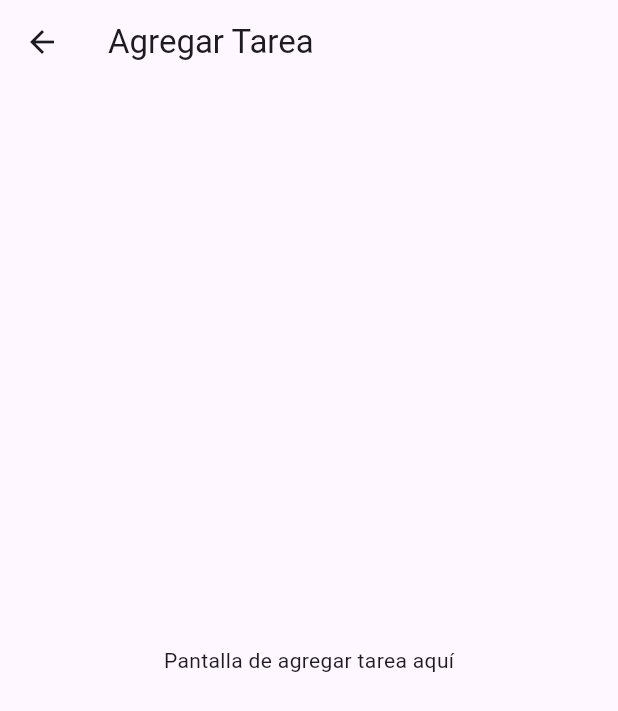
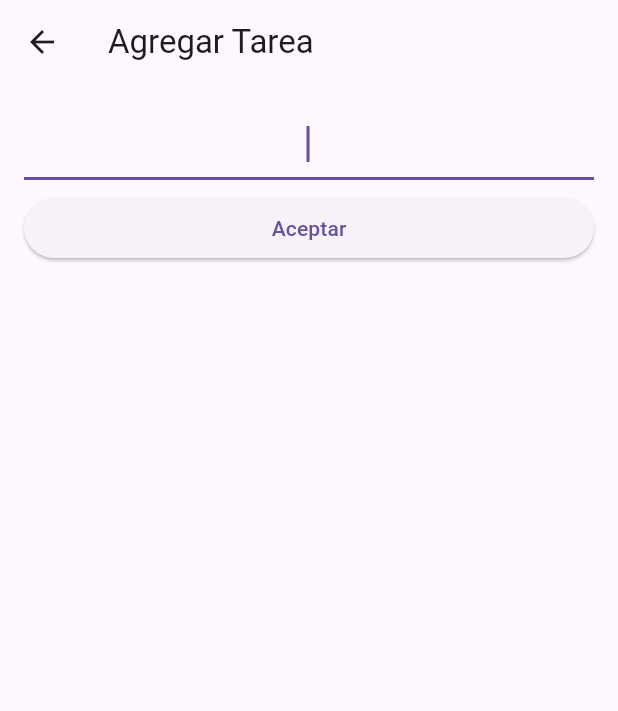
Before and after one commit to Igniz2001/to_do_list_flutter, a Flutter app: the screen it shows after launch, after a tap on the "add" icon, on a phone screen of 412 x 824 dp. Shown: the top 711 px of the screen. Run offline on Flutter 3.47's test engine with Material 3 defaults, Android fonts, the phone set to English and light mode, and no system bars.

Commit message:
Agregar tareas al ListView
pantalla add_task_screen implementada, todo_list_screen actualizado

```diff
--- a/lib/screens/add_task_screen.dart
+++ b/lib/screens/add_task_screen.dart
@@ -1,14 +1,40 @@
 import 'package:flutter/material.dart';
 
-class AddTaskScreen extends StatelessWidget {
+class AddTaskScreen extends StatefulWidget {
+  @override
+  _AddTaskScreenState createState() => _AddTaskScreenState();
+}
+
+class _AddTaskScreenState extends State<AddTaskScreen> {
+  late String newTaskTitle;
+
   @override
   Widget build(BuildContext context) {
     return Scaffold(
       appBar: AppBar(
         title: Text('Agregar Tarea'),
       ),
-      body: Center(
-        child: Text('Pantalla de agregar tarea aquí'),
+      body: Padding(
+        padding: EdgeInsets.all(16.0),
+        child: Column(
+          crossAxisAlignment: CrossAxisAlignment.stretch,
+          children: <Widget>[
+            TextField(
+              autofocus: true,
+              textAlign: TextAlign.center,
+              onChanged: (newValue) {
+                newTaskTitle = newValue;
+              },
+            ),
+            SizedBox(height: 8.0),
+            ElevatedButton(
+              onPressed: () {
+                Navigator.pop(context, newTaskTitle);
+              },
+              child: Text('Aceptar'),
+            ),
+          ],
+        ),
       ),
     );
   }
--- a/lib/screens/todo_list_screen.dart
+++ b/lib/screens/todo_list_screen.dart
@@ -25,17 +25,16 @@ class _TodoListScreenState extends State<TodoListScreen> {
         },
       ),
       floatingActionButton: FloatingActionButton(
-        onPressed: () {
-          Navigator.push(
+        onPressed: () async {
+          final newTaskTitle = await Navigator.push(
             context,
             MaterialPageRoute(builder: (context) => AddTaskScreen()),
-          ).then((newTaskTitle) {
-            if (newTaskTitle != null) {
-              setState(() {
-                tasks.add(Task(name: newTaskTitle));
-              });
-            }
-          });
+          );
+          if (newTaskTitle != null) {
+            setState(() {
+              tasks.add(Task(name: newTaskTitle));
+            });
+          }
         },
         tooltip: 'Agregar Tarea',
         child: Icon(Icons.add),
```
